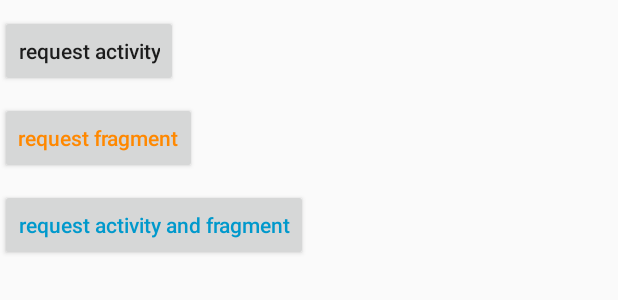
After one commit to xuyt11/androidBackFlow, an Android app: the layout multi_activity.xml on its own in the app's theme, with its tools: preview values and no code run, on a phone screen of 412 x 824 dp. The commit adds this screen. Shown: the top 300 px of the screen. Run offline under Robolectric (Android 15) with nearby library versions, the phone set to English and light mode, and no system bars.

Commit message:
extract multi layout；

```diff
--- a/app/src/main/java/cn/ytxu/androidbackflow/sample/multi_process/MultiProcessActivity.java
+++ b/app/src/main/java/cn/ytxu/androidbackflow/sample/multi_process/MultiProcessActivity.java
@@ -21,16 +21,12 @@ public class MultiProcessActivity extends BaseActivity implements View.OnClickLi
     @Override
     protected void onCreate(Bundle savedInstanceState) {
         super.onCreate(savedInstanceState);
-        setContentView(R.layout.activity_main);
+        setContentView(R.layout.multi_activity);
 
         setTitle("Multi Process View");
         $(R.id.main_btn_4_requedst_activity).setOnClickListener(this);
         $(R.id.main_btn_4_requedst_fragment).setOnClickListener(this);
         $(R.id.main_btn_4_requedst_activity_and_fragment).setOnClickListener(this);
-
-        $(R.id.main_btn_4_multi_task).setVisibility(View.GONE);
-        $(R.id.main_btn_4_multi_process).setVisibility(View.GONE);
-        $(R.id.main_btn_4_multi_task_and_process).setVisibility(View.GONE);
     }
 
     @Override
--- a/app/src/main/java/cn/ytxu/androidbackflow/sample/multi_task/MultiTaskActivity.java
+++ b/app/src/main/java/cn/ytxu/androidbackflow/sample/multi_task/MultiTaskActivity.java
@@ -21,16 +21,12 @@ public class MultiTaskActivity extends BaseActivity implements View.OnClickListe
     @Override
     protected void onCreate(Bundle savedInstanceState) {
         super.onCreate(savedInstanceState);
-        setContentView(R.layout.activity_main);
+        setContentView(R.layout.multi_activity);
 
         setTitle("Multi Task View");
         $(R.id.main_btn_4_requedst_activity).setOnClickListener(this);
         $(R.id.main_btn_4_requedst_fragment).setOnClickListener(this);
         $(R.id.main_btn_4_requedst_activity_and_fragment).setOnClickListener(this);
-
-        $(R.id.main_btn_4_multi_task).setVisibility(View.GONE);
-        $(R.id.main_btn_4_multi_process).setVisibility(View.GONE);
-        $(R.id.main_btn_4_multi_task_and_process).setVisibility(View.GONE);
     }
 
     @Override
--- a/app/src/main/java/cn/ytxu/androidbackflow/sample/multi_task_and_process/MultiTaskAndProcessActivity.java
+++ b/app/src/main/java/cn/ytxu/androidbackflow/sample/multi_task_and_process/MultiTaskAndProcessActivity.java
@@ -21,16 +21,12 @@ public class MultiTaskAndProcessActivity extends BaseActivity implements View.On
     @Override
     protected void onCreate(Bundle savedInstanceState) {
         super.onCreate(savedInstanceState);
-        setContentView(R.layout.activity_main);
+        setContentView(R.layout.multi_activity);
 
         setTitle("Multi Task And Process View");
         $(R.id.main_btn_4_requedst_activity).setOnClickListener(this);
         $(R.id.main_btn_4_requedst_fragment).setOnClickListener(this);
         $(R.id.main_btn_4_requedst_activity_and_fragment).setOnClickListener(this);
-
-        $(R.id.main_btn_4_multi_task).setVisibility(View.GONE);
-        $(R.id.main_btn_4_multi_process).setVisibility(View.GONE);
-        $(R.id.main_btn_4_multi_task_and_process).setVisibility(View.GONE);
     }
 
     @Override
--- /dev/null
+++ b/app/src/main/res/layout/multi_activity.xml
@@ -0,0 +1,38 @@
+<?xml version="1.0" encoding="utf-8"?>
+<ScrollView xmlns:android="http://schemas.android.com/apk/res/android"
+    android:id="@+id/activity_main2"
+    android:layout_width="match_parent"
+    android:layout_height="match_parent">
+
+    <LinearLayout
+        android:layout_width="match_parent"
+        android:layout_height="wrap_content"
+        android:orientation="vertical">
+
+        <Button
+            android:id="@+id/main_btn_4_requedst_activity"
+            android:layout_width="wrap_content"
+            android:layout_height="wrap_content"
+            android:layout_marginTop="10dp"
+            android:text="request activity"
+            android:textAllCaps="false" />
+
+        <Button
+            android:id="@+id/main_btn_4_requedst_fragment"
+            android:layout_width="wrap_content"
+            android:layout_height="wrap_content"
+            android:layout_marginTop="10dp"
+            android:text="request fragment"
+            android:textAllCaps="false"
+            android:textColor="@android:color/holo_orange_dark" />
+
+        <Button
+            android:id="@+id/main_btn_4_requedst_activity_and_fragment"
+            android:layout_width="wrap_content"
+            android:layout_height="wrap_content"
+            android:layout_marginTop="10dp"
+            android:text="request activity and fragment"
+            android:textAllCaps="false"
+            android:textColor="@android:color/holo_blue_dark" />
+    </LinearLayout>
+</ScrollView>
```
Also changed, not shown: 1 other file.
